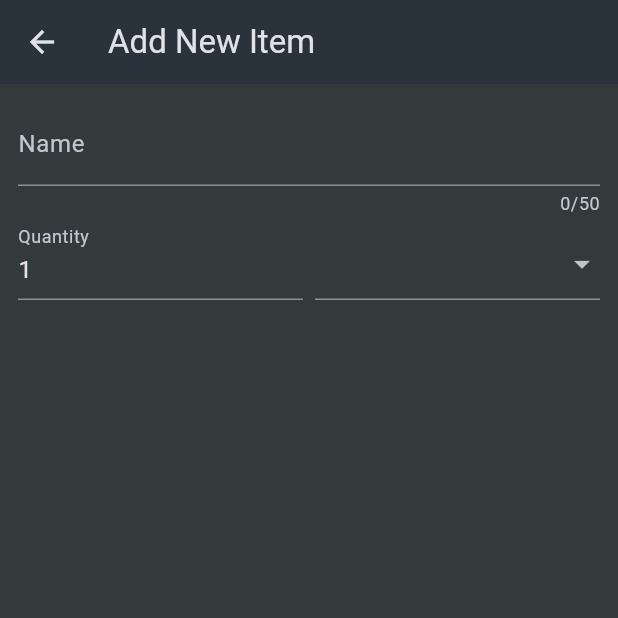
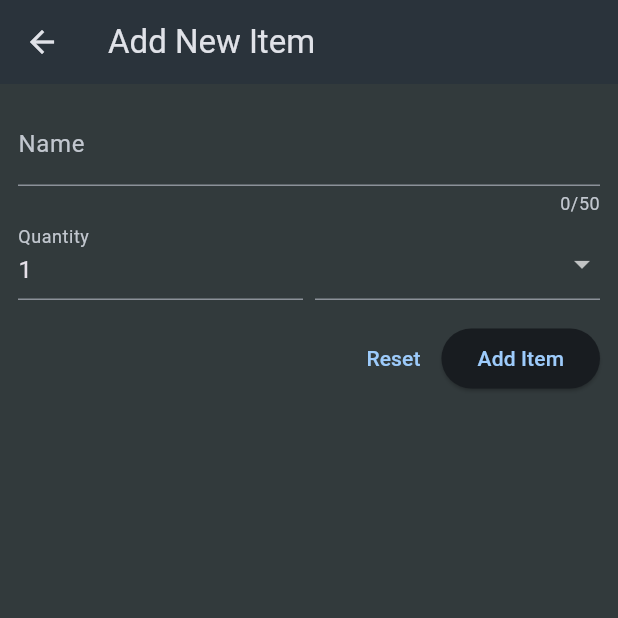
Before and after one commit to AtharvaParadkar/Shopping-List-App, a Flutter app: the NewItem screen opened directly, on a phone screen of 412 x 824 dp, the top half of it. Run offline on Flutter 3.47's test engine with Material 3 defaults, Android fonts, the phone set to English and light mode, and no system bars.

Commit message:
Added Buttons to Form

```diff
--- a/lib/widgets/new_item.dart
+++ b/lib/widgets/new_item.dart
@@ -29,7 +29,8 @@ class NewItem extends StatelessWidget {
                 children: [
                   Expanded(
                     child: TextFormField(
-                      decoration: const InputDecoration(label: Text('Quantity')),
+                      decoration:
+                          const InputDecoration(label: Text('Quantity')),
                       initialValue: '1',
                     ),
                   ),
@@ -60,6 +61,20 @@ class NewItem extends StatelessWidget {
                   ),
                 ],
               ),
+              const SizedBox(height: 15),
+              Row(
+                mainAxisAlignment: MainAxisAlignment.end,
+                children: [
+                  TextButton(
+                    onPressed: () {},
+                    child: const Text('Reset'),
+                  ),
+                  ElevatedButton(
+                    onPressed: () {},
+                    child: const Text('Add Item'),
+                  ),
+                ],
+              ),
             ],
           ),
         ),
```
